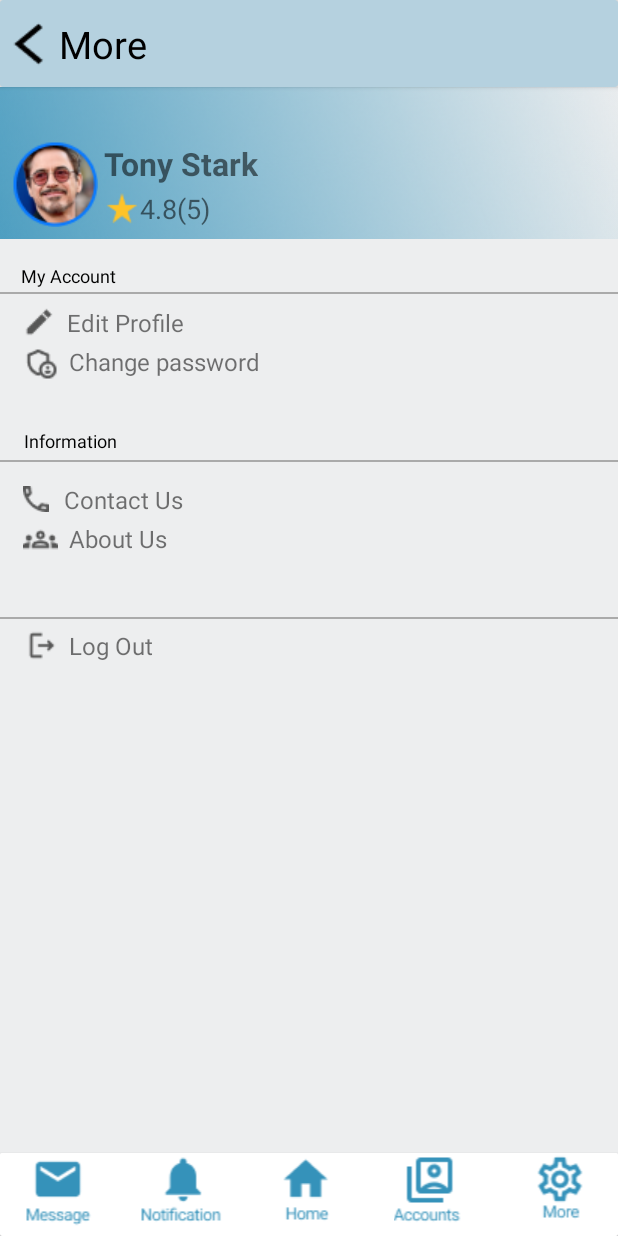
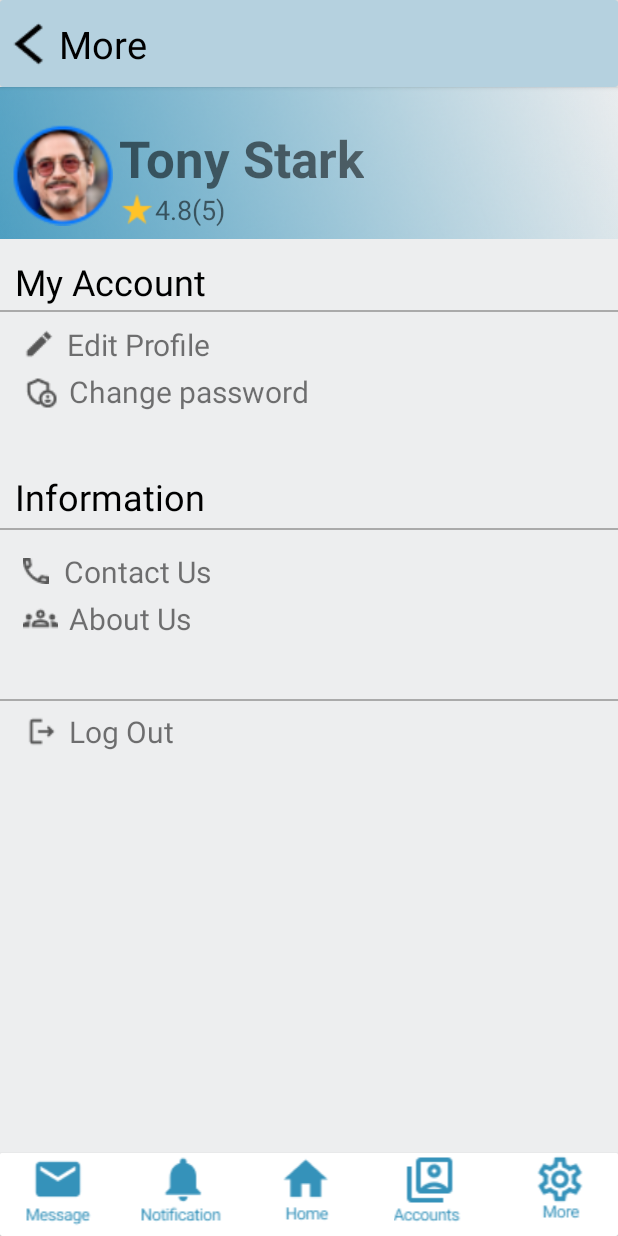
Before and after one commit to jikisan/ServiceHub, an Android app: the more_page screen opened directly, with no data from a screen before it, on a phone screen of 412 x 824 dp. Run offline under Robolectric (Android 15) with nearby library versions, the phone set to English and light mode, and no system bars; our stand-ins replace Firebase (no records; nobody signed in at launch, a user with empty details on screens opened directly).

```diff
--- a/app/src/main/java/com/example/servicehub/more_page.java
+++ b/app/src/main/java/com/example/servicehub/more_page.java
@@ -58,7 +58,7 @@ public class more_page extends AppCompatActivity {
             @Override
             public void onClick(View v) {
                 FirebaseAuth.getInstance().signOut();
-                startActivity(new Intent(getApplicationContext(), login_page.class));
+                startActivity(new Intent(getApplicationContext(), intro_logo.class));
                 finish();
             }
         }); // end of about us button
--- a/app/src/main/java/com/example/servicehub/sign_up_page.java
+++ b/app/src/main/java/com/example/servicehub/sign_up_page.java
@@ -137,6 +137,5 @@ public class sign_up_page extends AppCompatActivity {
         btn_signUp = findViewById(R.id.btn_signUp);
         fAuth = FirebaseAuth.getInstance();
 
-
     }
 }
--- a/app/src/main/res/layout/login_page.xml
+++ b/app/src/main/res/layout/login_page.xml
@@ -25,7 +25,7 @@
         android:id="@+id/et_username"
         android:layout_width="match_parent"
         android:layout_height="43dp"
-        android:layout_marginTop="48dp"
+        android:layout_marginTop="44dp"
         android:background="@drawable/rounded"
         android:drawableLeft="@drawable/username_icon"
         android:drawablePadding="5dp"
--- a/app/src/main/res/layout/more_page.xml
+++ b/app/src/main/res/layout/more_page.xml
@@ -38,6 +38,7 @@
 
 
     <TextView
+        android:id="@+id/textView2"
         android:layout_width="match_parent"
         android:layout_height="101dp"
         android:background="@drawable/banner_more"
@@ -47,15 +48,17 @@
 
     <ImageView
         android:id="@+id/imageView9"
-        android:layout_width="wrap_content"
-        android:layout_height="wrap_content"
+        android:layout_width="67dp"
+        android:layout_height="69dp"
         android:layout_marginStart="8dp"
         android:layout_marginLeft="8dp"
         android:layout_marginTop="36dp"
+        android:layout_marginBottom="8dp"
         android:src="@drawable/user_pic"
+        app:layout_constraintBottom_toBottomOf="@+id/textView2"
         app:layout_constraintStart_toStartOf="parent"
         app:layout_constraintTop_toBottomOf="@+id/cardView"
-        app:layout_constraintVertical_bias="0.883" />
+        app:layout_constraintVertical_bias="1.0" />
 
     <TextView
         android:id="@+id/tv_bannerName"
@@ -64,7 +67,7 @@
         android:layout_marginStart="4dp"
         android:layout_marginLeft="4dp"
         android:text="Tony Stark"
-        android:textSize="21sp"
+        android:textSize="34sp"
         android:textStyle="bold"
         app:layout_constraintBottom_toBottomOf="@+id/imageView9"
         app:layout_constraintStart_toEndOf="@+id/imageView9"
@@ -89,14 +92,14 @@
         android:id="@+id/textView8"
         android:layout_width="wrap_content"
         android:layout_height="wrap_content"
-        android:layout_marginTop="24dp"
+        android:layout_marginTop="12dp"
         android:text="My Account"
         android:textColor="@color/black"
-        android:textSize="12sp"
+        android:textSize="24sp"
         app:layout_constraintEnd_toEndOf="parent"
-        app:layout_constraintHorizontal_bias="0.04"
+        app:layout_constraintHorizontal_bias="0.035"
         app:layout_constraintStart_toStartOf="parent"
-        app:layout_constraintTop_toBottomOf="@+id/imageView9" />
+        app:layout_constraintTop_toBottomOf="@+id/textView2" />
 
     <View
         android:layout_width="match_parent"
@@ -115,7 +118,7 @@
         android:drawablePadding="8dp"
         android:paddingLeft="10dp"
         android:text="Edit Profile"
-        android:textSize="16sp"
+        android:textSize="20sp"
         app:layout_constraintEnd_toEndOf="parent"
         app:layout_constraintHorizontal_bias="0.019"
         app:layout_constraintStart_toStartOf="parent"
@@ -130,7 +133,7 @@
         android:drawablePadding="7dp"
         android:paddingLeft="10dp"
         android:text="Change password"
-        android:textSize="16sp"
+        android:textSize="20sp"
         app:layout_constraintEnd_toEndOf="parent"
         app:layout_constraintHorizontal_bias="0.0"
         app:layout_constraintStart_toStartOf="@+id/tv_editProfile"
@@ -140,12 +143,12 @@
         android:id="@+id/textView9"
         android:layout_width="wrap_content"
         android:layout_height="wrap_content"
-        android:layout_marginTop="32dp"
+        android:layout_marginTop="40dp"
         android:text="Information"
         android:textColor="@color/black"
-        android:textSize="12sp"
+        android:textSize="24sp"
         app:layout_constraintEnd_toEndOf="parent"
-        app:layout_constraintHorizontal_bias="0.045"
+        app:layout_constraintHorizontal_bias="0.034"
         app:layout_constraintStart_toStartOf="parent"
         app:layout_constraintTop_toBottomOf="@+id/tv_changePassword" />
 
@@ -166,7 +169,7 @@
         android:drawablePadding="10dp"
         android:paddingLeft="10dp"
         android:text="Contact Us"
-        android:textSize="16sp"
+        android:textSize="20sp"
         app:layout_constraintEnd_toEndOf="parent"
         app:layout_constraintHorizontal_bias="0.0"
         app:layout_constraintStart_toStartOf="@+id/tv_editProfile"
@@ -181,7 +184,7 @@
         android:drawablePadding="7dp"
         android:paddingLeft="10dp"
         android:text="About Us"
-        android:textSize="16sp"
+        android:textSize="20sp"
         app:layout_constraintEnd_toEndOf="parent"
         app:layout_constraintHorizontal_bias="0.0"
         app:layout_constraintStart_toStartOf="@+id/tv_editProfile"
@@ -205,7 +208,7 @@
         android:drawablePadding="7dp"
         android:paddingLeft="10dp"
         android:text="Log Out"
-        android:textSize="16sp"
+        android:textSize="20sp"
         app:layout_constraintEnd_toEndOf="parent"
         app:layout_constraintHorizontal_bias="0.006"
         app:layout_constraintStart_toStartOf="@+id/tv_editProfile"
```
Also changed, not shown: app/src/main/java/com/example/servicehub/seller_dashboard.java (+43 -1 lines), app/src/main/java/com/example/servicehub/tech_dashboard.java (+46 -0 lines), app/src/main/res/layout/edit_listing_page.xml (+10 -7 lines), app/src/main/res/layout/edit_profile_page.xml (+13 -6 lines), app/src/main/res/layout/edit_project_page.xml (+9 -7 lines), app/src/main/res/layout/seller_dashboard.xml (+31 -24 lines), app/src/main/res/layout/sign_up_page.xml (+8 -1 lines), app/src/main/res/layout/tech_dashboard.xml (+37 -25 lines).
